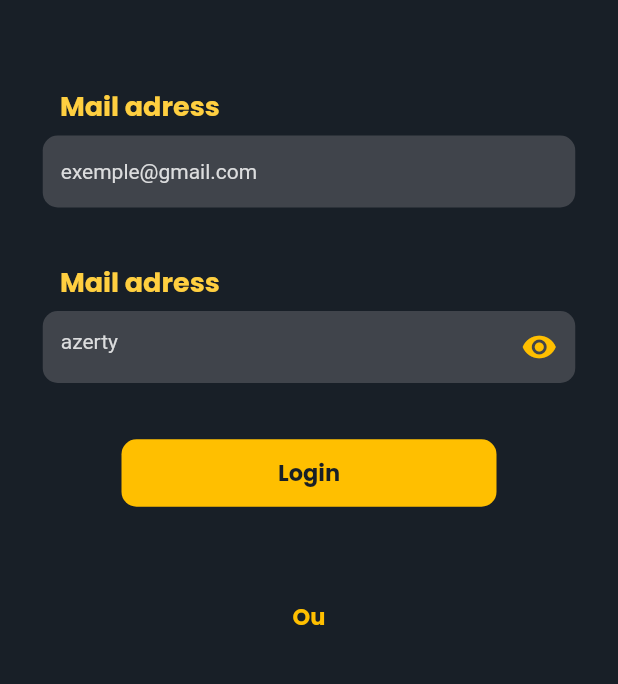
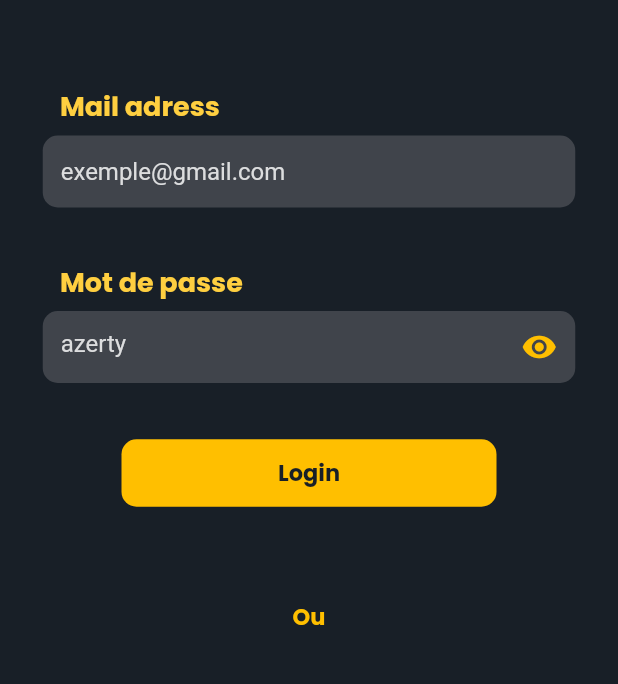
Before and after one commit to Jerance/Music_App, a Flutter app: the LoginPage screen opened directly, on a phone screen of 412 x 824 dp, the part 199-883 px from its top. Run offline on Flutter 3.47's test engine with Material 2 defaults, Android fonts, the phone set to English and light mode, and no system bars; our stand-ins replace carousel_slider, cloud_firestore, firebase_auth, firebase_core, flutter_svg, google_fonts and 1 more; accounts and stored records are empty; generated files the repository leaves out were written again.

```diff
--- a/lib/pages/no_auth/login_page.dart
+++ b/lib/pages/no_auth/login_page.dart
@@ -1,6 +1,5 @@
 import 'package:flutter/material.dart';
 import 'package:music_app/assets/theme/styles.dart';
-import 'package:music_app/pages/trend_page.dart';
 import 'package:music_app/services/auth.dart';
 import 'package:music_app/utils/translate.dart';
 
@@ -58,7 +57,7 @@ class _LoginPageState extends State<LoginPage> {
             child: Center(
               child: TextField(
                 controller: emailField,
-                style: const TextStyle(color: lightGray, fontSize: 14),
+                style: const TextStyle(color: lightGray, fontSize: 16),
                 decoration: const InputDecoration(
                   border: UnderlineInputBorder(
                     borderSide: BorderSide(
@@ -75,7 +74,7 @@ class _LoginPageState extends State<LoginPage> {
                   filled: true,
                   fillColor: inputBg,
                   hintText: "exemple@gmail.com",
-                  hintStyle: TextStyle(color: lightGray, fontSize: 14),
+                  hintStyle: TextStyle(color: lightGray, fontSize: 16),
                 ),
               ),
             ),
@@ -87,7 +86,7 @@ class _LoginPageState extends State<LoginPage> {
             alignment: Alignment.centerLeft,
             child: Container(
                 margin: const EdgeInsets.symmetric(horizontal: 20.0),
-                child: Text(t(context)!.email_label, style: inputLabel)),
+                child: Text("Mot de passe", style: inputLabel)),
           ),
           Container(
             width: 355,
@@ -98,7 +97,7 @@ class _LoginPageState extends State<LoginPage> {
                 obscureText: passwordVisible,
                 enableSuggestions: false,
                 autocorrect: false,
-                style: const TextStyle(color: lightGray, fontSize: 14),
+                style: const TextStyle(color: lightGray, fontSize: 16),
                 decoration: InputDecoration(
                     border: const UnderlineInputBorder(
                       borderSide: BorderSide(
@@ -115,7 +114,7 @@ class _LoginPageState extends State<LoginPage> {
                     filled: true,
                     fillColor: inputBg,
                     hintText: "azerty",
-                    hintStyle: const TextStyle(color: lightGray, fontSize: 14),
+                    hintStyle: const TextStyle(color: lightGray, fontSize: 16),
                     suffixIcon: InkWell(
                       onTap: _toggleIconEye,
                       child: passwordVisible == true
@@ -137,9 +136,7 @@ class _LoginPageState extends State<LoginPage> {
           TextButton(
               onPressed: () {
                 loginFirebase(
-                    emailField.text.trim(), passwordField.text.trim());
-                Navigator.push(context,
-                    MaterialPageRoute(builder: (context) => const TrendPage()));
+                    emailField.text.trim(), passwordField.text.trim(), context);
               },
               style: btnSignUp,
               child: Text(t(context)!.connection, style: p1)),
```
Also changed, not shown: lib/main.dart (+33 -12 lines), lib/pages/trend_page.dart (+1 -6 lines), lib/services/auth.dart (+17 -3 lines).
